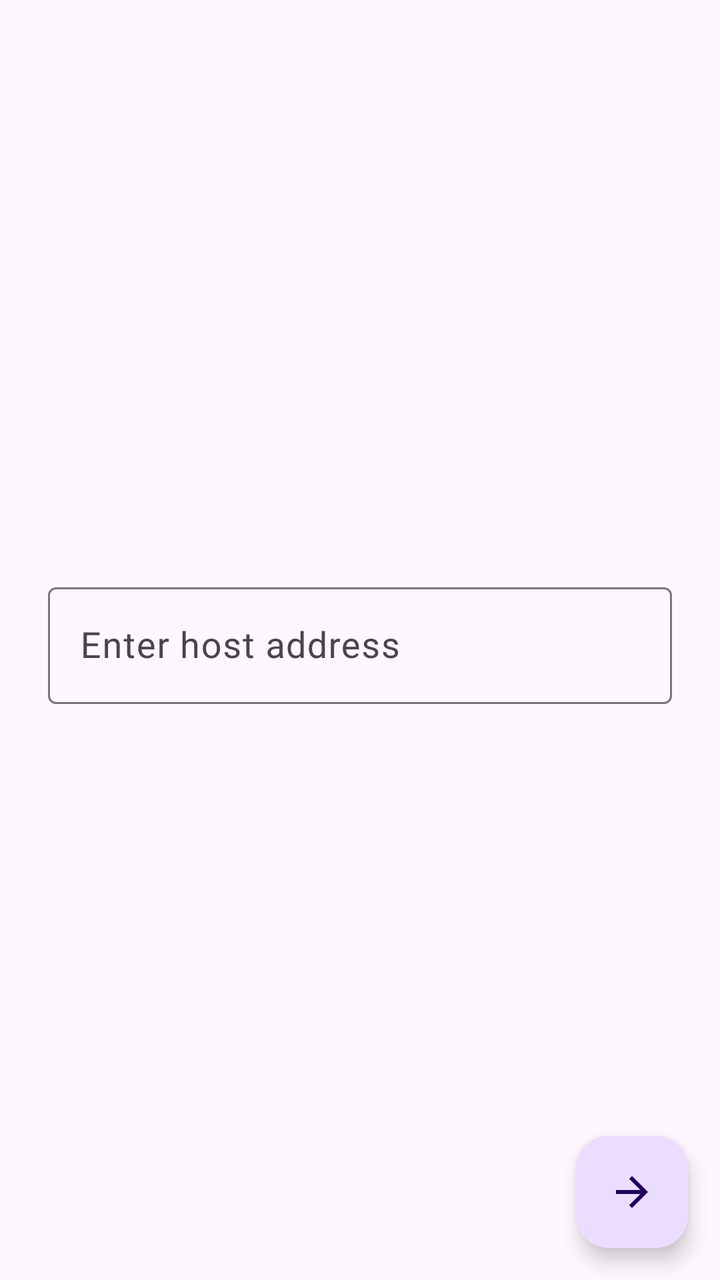
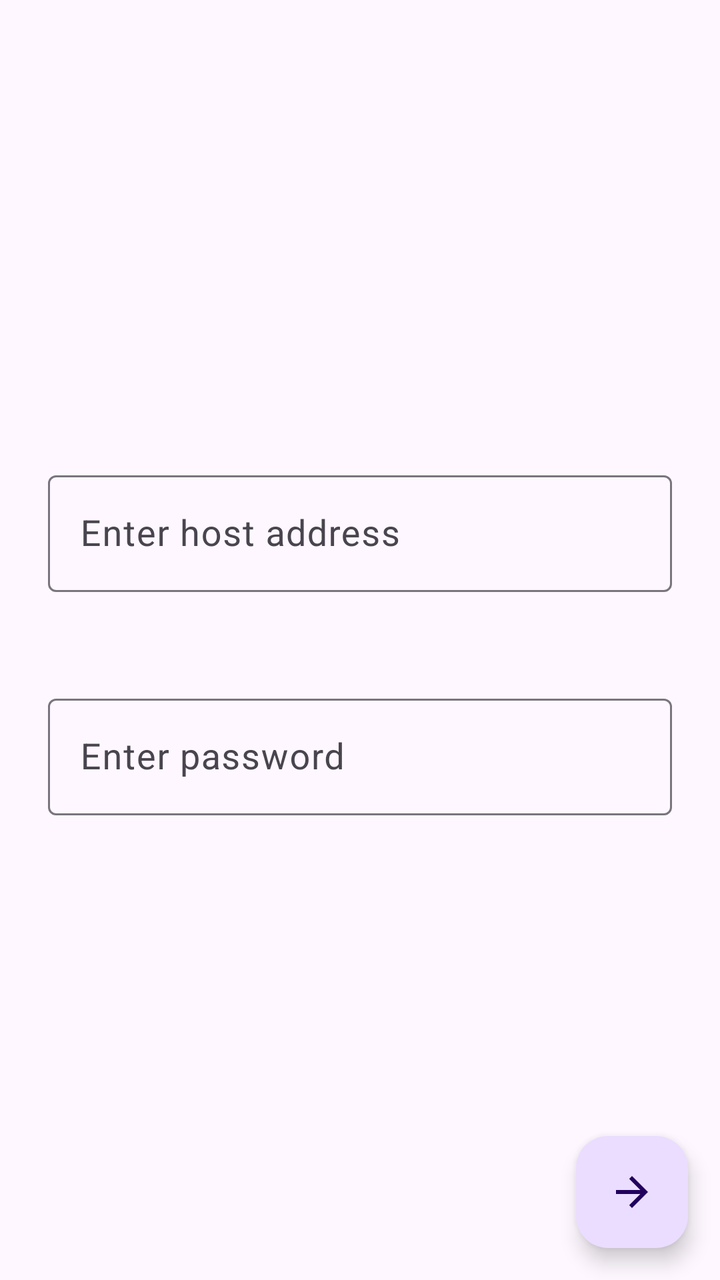

Screens rendered from an Android XML layout before and after an edit, with the pre-edit source and the edit as a unified diff.
<!-- AndroidManifest.xml: application theme Theme.DPC -->
<!-- res/layout/activity_local_host_connection.xml -->
<?xml version="1.0" encoding="utf-8"?>
<androidx.constraintlayout.widget.ConstraintLayout xmlns:android="http://schemas.android.com/apk/res/android"
    xmlns:app="http://schemas.android.com/apk/res-auto"
    xmlns:tools="http://schemas.android.com/tools"
    android:id="@+id/main"
    android:layout_width="match_parent"
    android:layout_height="match_parent"
    tools:context=".LocalHostConnectionActivity">

    <com.google.android.material.appbar.MaterialToolbar
        android:id="@+id/toolbar"
        android:layout_width="match_parent"
        android:layout_height="wrap_content"
        app:layout_constraintTop_toTopOf="parent"/>


    <TextView
        android:id="@+id/errorTextView"
        android:layout_width="wrap_content"
        android:layout_height="wrap_content"
        app:layout_constraintBottom_toTopOf="@id/ipInput"
        app:layout_constraintLeft_toLeftOf="parent"
        app:layout_constraintRight_toRightOf="parent"
        android:text=""
        android:textSize="15sp"
        android:textColor="#ea3838"/>

    <com.google.android.material.textfield.TextInputLayout
        android:id="@+id/ipInput"
        android:layout_width="match_parent"
        android:layout_height="wrap_content"
        android:padding="24dp"
        android:paddingBottom="39dp"
        app:boxBackgroundMode="outline"
        app:layout_constraintTop_toTopOf="parent"
        app:layout_constraintBottom_toBottomOf="parent">

        <com.google.android.material.textfield.TextInputEditText
            android:id="@+id/linkInput"
            android:layout_width="match_parent"
            android:layout_height="match_parent"
            android:hint="Enter host address"
            android:textSize="18sp"
            android:singleLine="true" />
    </com.google.android.material.textfield.TextInputLayout>

    <com.google.android.material.floatingactionbutton.FloatingActionButton
        android:id="@+id/nextFab"
        android:layout_width="wrap_content"
        android:layout_height="wrap_content"
        android:layout_marginEnd="@dimen/fab_margin"
        android:layout_marginBottom="16dp"
        app:fabSize="normal"
        app:layout_constraintBottom_toBottomOf="parent"
        app:layout_constraintEnd_toEndOf="parent"
        app:srcCompat="@drawable/baseline_arrow_forward_24" />

</androidx.constraintlayout.widget.ConstraintLayout>
<!-- resources referenced by this layout -->
<resources>
  <dimen name="fab_margin">16dp</dimen>
  <!-- drawable baseline_arrow_forward_24 (drawable) -->
  <vector xmlns:android="http://schemas.android.com/apk/res/android" android:autoMirrored="true" android:height="24dp" android:tint="#000000" android:viewportHeight="24" android:viewportWidth="24" android:width="24dp">
        
      <path android:fillColor="@android:color/white" android:pathData="M12,4l-1.41,1.41L16.17,11H4v2h12.17l-5.58,5.59L12,20l8,-8z"/>
      
  </vector>
  <style name="Theme.DPC" parent="Base.Theme.DPC" />
  <style name="Base.Theme.DPC" parent="Theme.Material3.DayNight.NoActionBar">
          
          
      </style>
</resources>

<!-- the commit's change to res/layout/activity_local_host_connection.xml (unified diff, before → after) -->
@@ -13,18 +13,6 @@
         android:layout_height="wrap_content"
         app:layout_constraintTop_toTopOf="parent"/>
 
-
-    <TextView
-        android:id="@+id/errorTextView"
-        android:layout_width="wrap_content"
-        android:layout_height="wrap_content"
-        app:layout_constraintBottom_toTopOf="@id/ipInput"
-        app:layout_constraintLeft_toLeftOf="parent"
-        app:layout_constraintRight_toRightOf="parent"
-        android:text=""
-        android:textSize="15sp"
-        android:textColor="#ea3838"/>
-
     <com.google.android.material.textfield.TextInputLayout
         android:id="@+id/ipInput"
         android:layout_width="match_parent"
@@ -33,13 +21,34 @@
         android:paddingBottom="39dp"
         app:boxBackgroundMode="outline"
         app:layout_constraintTop_toTopOf="parent"
-        app:layout_constraintBottom_toBottomOf="parent">
+        app:layout_constraintBottom_toTopOf="@id/passwordInputLayout"
+        app:layout_constraintVertical_chainStyle="packed">
 
         <com.google.android.material.textfield.TextInputEditText
             android:id="@+id/linkInput"
             android:layout_width="match_parent"
             android:layout_height="match_parent"
             android:hint="Enter host address"
+            android:textSize="18sp"
+            android:singleLine="true" />
+    </com.google.android.material.textfield.TextInputLayout>
+
+    <com.google.android.material.textfield.TextInputLayout
+        android:id="@+id/passwordInputLayout"
+        android:layout_width="match_parent"
+        android:layout_height="wrap_content"
+        android:padding="24dp"
+        android:paddingBottom="39dp"
+        app:boxBackgroundMode="outline"
+        app:layout_constraintTop_toBottomOf="@+id/ipInput"
+        app:layout_constraintBottom_toBottomOf="parent"
+        app:layout_constraintVertical_chainStyle="packed">
+
+        <com.google.android.material.textfield.TextInputEditText
+            android:id="@+id/passwordInput"
+            android:layout_width="match_parent"
+            android:layout_height="match_parent"
+            android:hint="Enter password"
             android:textSize="18sp"
             android:singleLine="true" />
     </com.google.android.material.textfield.TextInputLayout>
